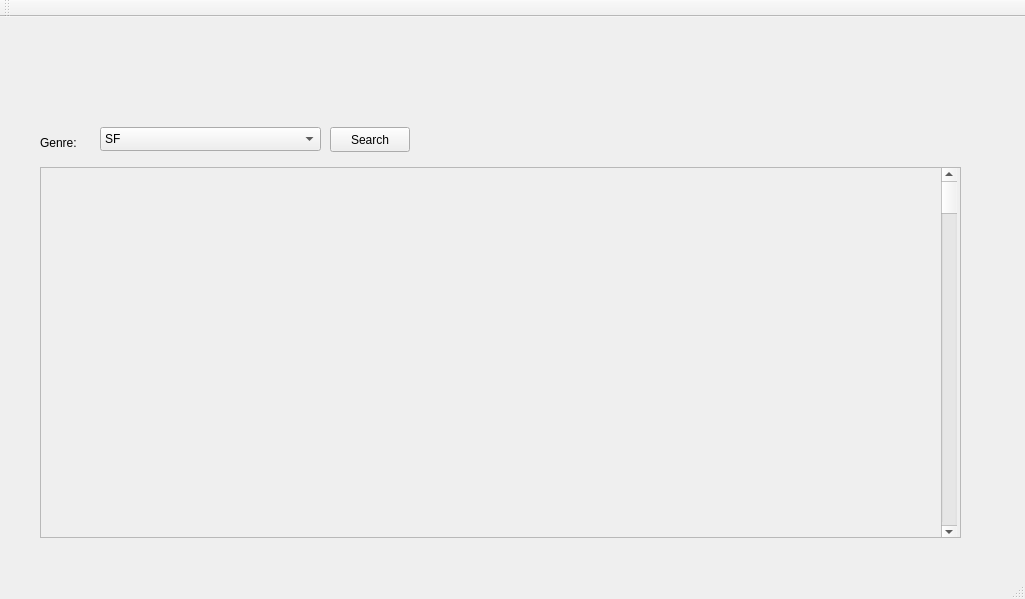
Old version of the form OnLib/OnLib/MainWindow.ui in the repository Andrew-Gh21/OnLib.
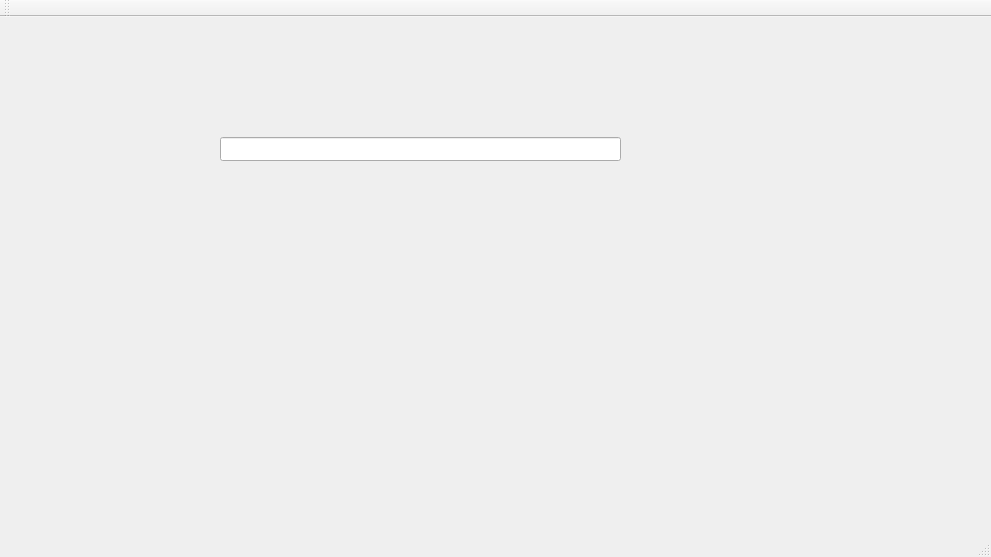
New version of the form.

Diff of the .ui file:
```diff
--- a/OnLib/OnLib/MainWindow.ui
+++ b/OnLib/OnLib/MainWindow.ui
@@ -6,146 +6,23 @@
    <rect>
     <x>0</x>
     <y>0</y>
-    <width>1025</width>
-    <height>599</height>
+    <width>991</width>
+    <height>557</height>
    </rect>
   </property>
   <property name="windowTitle">
    <string>MainWindow</string>
   </property>
   <widget class="QWidget" name="centralWidget">
-   <widget class="QComboBox" name="searchBox">
+   <widget class="QLineEdit" name="helloLineEdit">
     <property name="geometry">
      <rect>
-      <x>100</x>
-      <y>110</y>
-      <width>221</width>
+      <x>220</x>
+      <y>120</y>
+      <width>401</width>
       <height>24</height>
      </rect>
     </property>
-    <property name="editable">
-     <bool>false</bool>
-    </property>
-    <property name="currentText">
-     <string>SF</string>
-    </property>
-    <item>
-     <property name="text">
-      <string>SF</string>
-     </property>
-    </item>
-    <item>
-     <property name="text">
-      <string>Action</string>
-     </property>
-    </item>
-    <item>
-     <property name="text">
-      <string>Adventure</string>
-     </property>
-    </item>
-    <item>
-     <property name="text">
-      <string>Mystery</string>
-     </property>
-    </item>
-    <item>
-     <property name="text">
-      <string>New Item</string>
-     </property>
-    </item>
-    <item>
-     <property name="text">
-      <string>Horror</string>
-     </property>
-    </item>
-    <item>
-     <property name="text">
-      <string>History</string>
-     </property>
-    </item>
-    <item>
-     <property name="text">
-      <string>Romance</string>
-     </property>
-    </item>
-    <item>
-     <property name="text">
-      <string>Fantasy</string>
-     </property>
-    </item>
-    <item>
-     <property name="text">
-      <string>Historical</string>
-     </property>
-    </item>
-    <item>
-     <property name="text">
-      <string>Classics</string>
-     </property>
-    </item>
-   </widget>
-   <widget class="QLabel" name="labelSearchBox">
-    <property name="geometry">
-     <rect>
-      <x>40</x>
-      <y>110</y>
-      <width>51</width>
-      <height>31</height>
-     </rect>
-    </property>
-    <property name="text">
-     <string>Genre:</string>
-    </property>
-   </widget>
-   <widget class="QScrollArea" name="scrolBookslArea">
-    <property name="geometry">
-     <rect>
-      <x>40</x>
-      <y>150</y>
-      <width>921</width>
-      <height>371</height>
-     </rect>
-    </property>
-    <property name="widgetResizable">
-     <bool>true</bool>
-    </property>
-    <widget class="QWidget" name="scrollAreaWidgetContents">
-     <property name="geometry">
-      <rect>
-       <x>0</x>
-       <y>0</y>
-       <width>919</width>
-       <height>369</height>
-      </rect>
-     </property>
-     <widget class="QScrollBar" name="verticalScrollBar">
-      <property name="geometry">
-       <rect>
-        <x>900</x>
-        <y>0</y>
-        <width>16</width>
-        <height>371</height>
-       </rect>
-      </property>
-      <property name="orientation">
-       <enum>Qt::Vertical</enum>
-      </property>
-     </widget>
-    </widget>
-   </widget>
-   <widget class="QPushButton" name="searchGenreButton">
-    <property name="geometry">
-     <rect>
-      <x>330</x>
-      <y>110</y>
-      <width>80</width>
-      <height>25</height>
-     </rect>
-    </property>
-    <property name="text">
-     <string>Search</string>
-    </property>
    </widget>
   </widget>
   <widget class="QMenuBar" name="menuBar">
```
Left out of the diff: 2 changed lines with no effect on the pictures.
